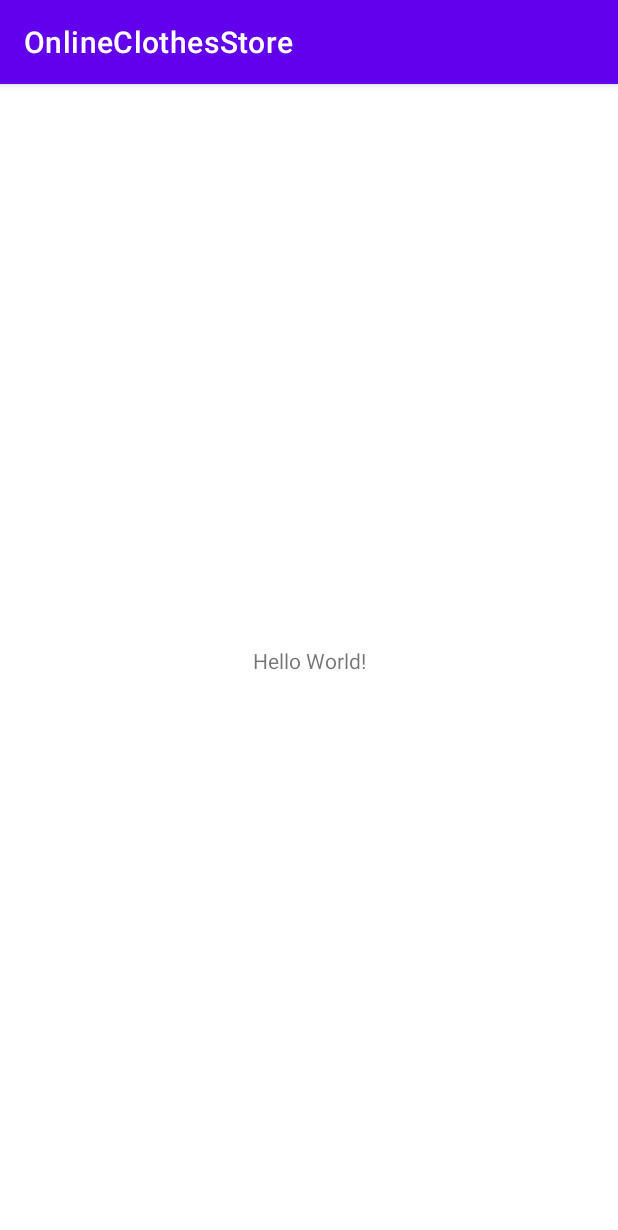
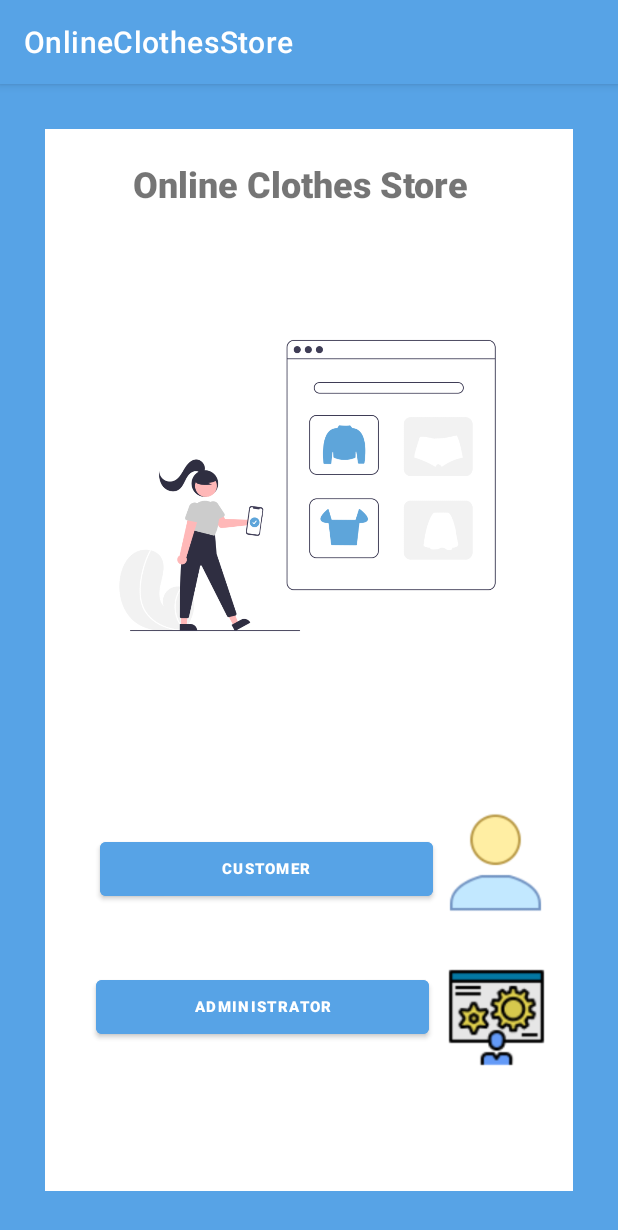
Before and after one commit to laurenkearney00/OnlineClothesStore, an Android app: the screen it shows after launch (MainActivity), on a phone screen of 412 x 824 dp. Shown: the top 1230 px of the screen. Run offline under Robolectric (Android 15) with nearby library versions, the phone set to English and light mode, and no system bars.

Commit message:
Created the online clothes store main activity

```diff
--- /dev/null
+++ b/app/src/main/res/drawable/borderlayout.xml
@@ -0,0 +1,9 @@
+<?xml version="1.0" encoding="utf-8"?>
+<shape xmlns:android="http://schemas.android.com/apk/res/android"
+    android:shape="rectangle" >
+
+    <stroke
+        android:width="30dp"
+        android:color="#57A3E6" />
+
+</shape>
--- a/app/src/main/res/layout/activity_main.xml
+++ b/app/src/main/res/layout/activity_main.xml
@@ -2,17 +2,95 @@
 <androidx.constraintlayout.widget.ConstraintLayout xmlns:android="http://schemas.android.com/apk/res/android"
     xmlns:app="http://schemas.android.com/apk/res-auto"
     xmlns:tools="http://schemas.android.com/tools"
-    android:layout_width="match_parent"
-    android:layout_height="match_parent"
+    android:layout_width="fill_parent"
+    android:layout_height="fill_parent"
+    android:addStatesFromChildren="false"
+    android:alwaysDrawnWithCache="false"
+    android:animateLayoutChanges="false"
+    android:animationCache="false"
+    android:background="@drawable/borderlayout"
+    android:padding="10dp"
     tools:context=".MainActivity">
 
+    <ImageView
+        android:id="@+id/imageViewx"
+        android:layout_width="322dp"
+        android:layout_height="295dp"
+        app:layout_constraintBottom_toBottomOf="parent"
+        app:layout_constraintEnd_toEndOf="parent"
+        app:layout_constraintHorizontal_bias="0.483"
+        app:layout_constraintStart_toStartOf="parent"
+        app:layout_constraintTop_toTopOf="parent"
+        app:layout_constraintVertical_bias="0.243"
+        app:srcCompat="@drawable/undraw_online_shopping_re_k1sv__1_" />
+
     <TextView
-        android:layout_width="wrap_content"
-        android:layout_height="wrap_content"
-        android:text="Hello World!"
-        app:layout_constraintBottom_toBottomOf="parent"
+        android:id="@+id/banner"
+        android:layout_width="235dp"
+        android:layout_height="34dp"
+        android:layout_marginTop="40dp"
+        android:fontFamily="sans-serif-black"
+        android:text="Online Clothes Store"
+        android:textSize="24sp"
+        android:textStyle="bold"
         app:layout_constraintLeft_toLeftOf="parent"
         app:layout_constraintRight_toRightOf="parent"
         app:layout_constraintTop_toTopOf="parent" />
 
+    <ImageView
+        android:id="@+id/imageView2"
+        android:layout_width="75dp"
+        android:layout_height="67dp"
+        app:layout_constraintBottom_toBottomOf="parent"
+        app:layout_constraintEnd_toEndOf="parent"
+        app:layout_constraintHorizontal_bias="0.892"
+        app:layout_constraintStart_toStartOf="parent"
+        app:layout_constraintTop_toTopOf="parent"
+        app:layout_constraintVertical_bias="0.698"
+        app:srcCompat="@drawable/icons8_customer_80" />
+
+    <ImageView
+        android:id="@+id/imageView3"
+        android:layout_width="75dp"
+        android:layout_height="67dp"
+        android:layout_marginTop="36dp"
+        app:layout_constraintHorizontal_bias="0.895"
+        app:layout_constraintLeft_toLeftOf="parent"
+        app:layout_constraintRight_toRightOf="parent"
+        app:layout_constraintTop_toBottomOf="@id/imageView2"
+        app:srcCompat="@drawable/icons8_administrator_64" />
+
+    <Button
+        android:id="@+id/button"
+        android:layout_width="222dp"
+        android:layout_height="48dp"
+        android:backgroundTint="#57A3E6"
+        android:onClick="signInCustomer"
+        android:text="Customer"
+        android:textColor="#ffffff"
+        android:textSize="10sp"
+        android:textStyle="bold"
+        app:layout_constraintBottom_toBottomOf="parent"
+        app:layout_constraintHorizontal_bias="0.333"
+        app:layout_constraintLeft_toLeftOf="parent"
+        app:layout_constraintRight_toRightOf="parent"
+        app:layout_constraintTop_toTopOf="parent"
+        app:layout_constraintVertical_bias="0.699" />
+
+    <Button
+        android:id="@+id/button2"
+        android:layout_width="222dp"
+        android:layout_height="48dp"
+        android:layout_marginTop="44dp"
+        android:backgroundTint="#57A3E6"
+        android:onClick="signInAdministrator"
+        android:text="Administrator"
+        android:textColor="#ffffff"
+        android:textSize="10sp"
+        android:textStyle="bold"
+        app:layout_constraintHorizontal_bias="0.317"
+        app:layout_constraintLeft_toLeftOf="parent"
+        app:layout_constraintRight_toRightOf="parent"
+        app:layout_constraintTop_toBottomOf="@id/button" />
+
 </androidx.constraintlayout.widget.ConstraintLayout>
--- a/app/src/main/res/values/themes.xml
+++ b/app/src/main/res/values/themes.xml
@@ -2,8 +2,8 @@
     <!-- Base application theme. -->
     <style name="Theme.OnlineClothesStore" parent="Theme.MaterialComponents.DayNight.DarkActionBar">
         <!-- Primary brand color. -->
-        <item name="colorPrimary">@color/purple_500</item>
-        <item name="colorPrimaryVariant">@color/purple_700</item>
+        <item name="colorPrimary">#57A3E6</item>
+        <item name="colorPrimaryVariant">@color/black</item>
         <item name="colorOnPrimary">@color/white</item>
         <!-- Secondary brand color. -->
         <item name="colorSecondary">@color/teal_200</item>
--- a/build.gradle
+++ b/build.gradle
@@ -5,13 +5,14 @@ buildscript {
         mavenCentral()
     }
     dependencies {
-        classpath "com.android.tools.build:gradle:7.0.3"
-
+        classpath 'com.android.tools.build:gradle:7.0.3'
+        classpath 'com.google.gms:google-services:4.3.10'
         // NOTE: Do not place your application dependencies here; they belong
         // in the individual module build.gradle files
     }
 }
 
+
 task clean(type: Delete) {
     delete rootProject.buildDir
 }
```
Also changed, not shown: app/build.gradle (+21 -3 lines), app/src/main/AndroidManifest.xml (+6 -3 lines), app/src/main/java/com/example/onlineclothesstore/LoginAdministrator.java (added, +14 -0 lines), app/src/main/java/com/example/onlineclothesstore/LoginCustomer.java (added, +14 -0 lines), app/src/main/java/com/example/onlineclothesstore/MainActivity.java (+14 -0 lines), app/src/main/java/com/example/onlineclothesstore/RegisterCustomer.java (deleted, +0 -150 lines), app/src/main/java/com/example/onlineclothesstore/SignInCustomer.java (deleted, +0 -117 lines), app/src/main/res/layout/activity_login_administrator.xml (added, +9 -0 lines), app/src/main/res/layout/activity_login_customer.xml (added, +9 -0 lines), app/src/main/res/layout/activity_sign_in_customer.xml (deleted, +0 -105 lines), app/src/main/res/drawable/icons8_add_shopping_cart_80.png (added), app/src/main/res/drawable/icons8_administrator_64.png (added), app/src/main/res/drawable/icons8_customer_80.png (added), app/src/main/res/drawable/undraw_online_shopping_re_k1sv__1_.png (added).
